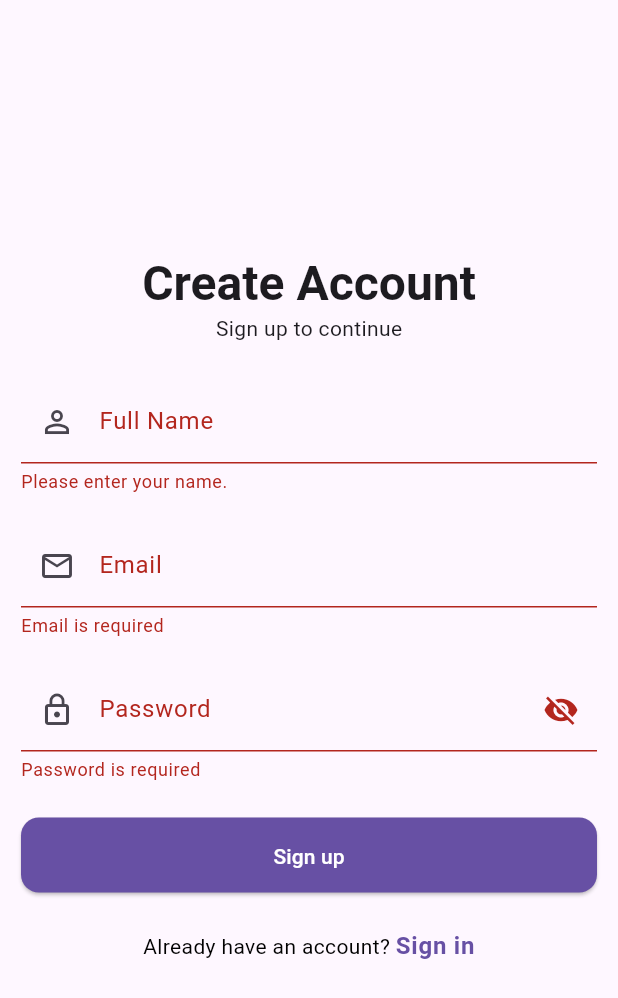
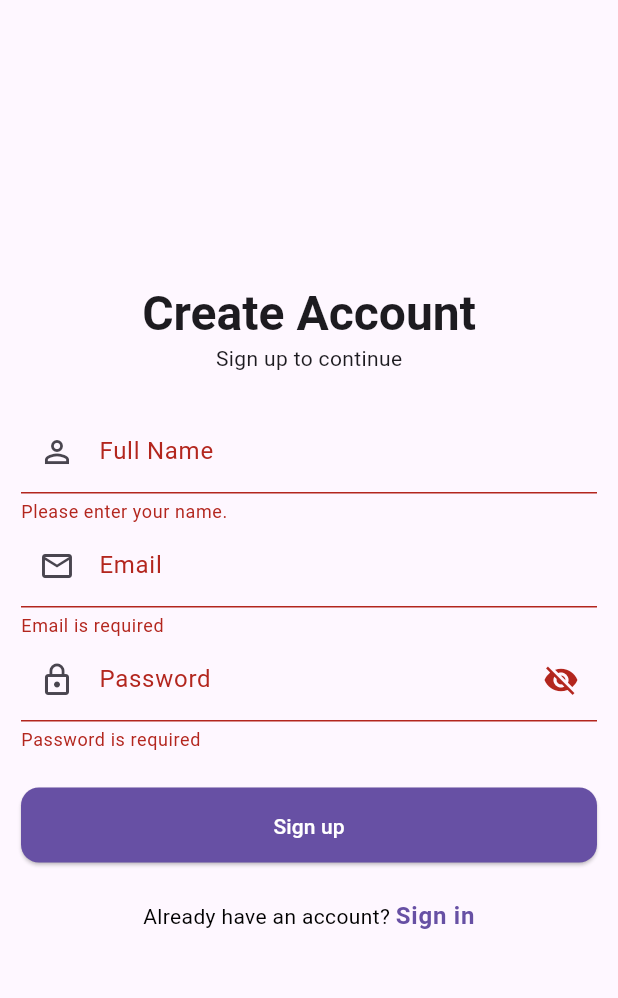
Before and after one commit to akhiljoseko/survey_app, a Flutter app: the SignupScreen screen opened by its route, after a tap on "Sign up", on a phone screen of 412 x 824 dp. Shown: the top 998 px of the screen. Run offline on Flutter 3.47's test engine with Material 3 defaults, Android fonts, the phone set to English and light mode, and no system bars; our stand-ins replace equatable, flutter_bloc, go_router; network calls fail.

Commit message:
chore(ui/ux) - jump in ui when showing errors in forms

```diff
--- a/lib/view/login/login_screen.dart
+++ b/lib/view/login/login_screen.dart
@@ -79,12 +79,10 @@ class _LoginScreenState extends State<LoginScreen> {
                           controller: _emailController,
                           validator: ValidationUtils.validateEmail,
                         ),
-                        Vspace(12),
                         PasswordTextField(
                           controller: _passwordController,
                           validator: ValidationUtils.validatePassword,
                         ),
-                        Vspace(24),
                         Align(
                           alignment: Alignment.centerRight,
                           child: TextButton(
@@ -93,7 +91,6 @@ class _LoginScreenState extends State<LoginScreen> {
                             child: Text("Forgot password?"),
                           ),
                         ),
-                        // Vspace(14),
                         PrimaryButton(
                           onPressed: () => _submit(context),
                           label: "Sign in",
--- a/lib/view/sign_up/sign_up_screen.dart
+++ b/lib/view/sign_up/sign_up_screen.dart
@@ -65,21 +65,20 @@ class _SignupScreenState extends State<SignupScreen> {
                         controller: _fullNameController,
                         validator: ValidationUtils.validateName,
                         decoration: InputDecoration(
+                          helperText: "",
                           prefixIcon: Icon(Icons.person_outline),
                           labelText: "Full Name",
                         ),
                       ),
-                      Vspace(20),
                       EmailTextField(
                         controller: _emailController,
                         validator: ValidationUtils.validateEmail,
                       ),
-                      Vspace(20),
                       PasswordTextField(
                         controller: _passwordController,
                         validator: ValidationUtils.validatePassword,
                       ),
-                      const SizedBox(height: 24),
+                      Vspace(24),
                       BlocConsumer<SignupCubit, SignupState>(
                         listener: (context, state) {
                           if (state.status == SignupStatus.loading) {
--- a/lib/view/widgets/email_textfield.dart
+++ b/lib/view/widgets/email_textfield.dart
@@ -23,7 +23,7 @@ class EmailTextField extends StatelessWidget {
       decoration: InputDecoration(
         labelText: labelText,
         hintText: hintText,
-
+        helperText: "",
         prefixIcon: const Icon(Icons.email_outlined),
       ),
     );
--- a/lib/view/widgets/password_textfield.dart
+++ b/lib/view/widgets/password_textfield.dart
@@ -34,6 +34,7 @@ class _PasswordTextFieldState extends State<PasswordTextField> {
       decoration: InputDecoration(
         labelText: widget.labelText,
         hintText: widget.hintText,
+        helperText: "",
         prefixIcon: const Icon(Icons.lock_outline),
         suffixIcon: IconButton(
           icon: Icon(_obscureText ? Icons.visibility_off : Icons.visibility),
```
